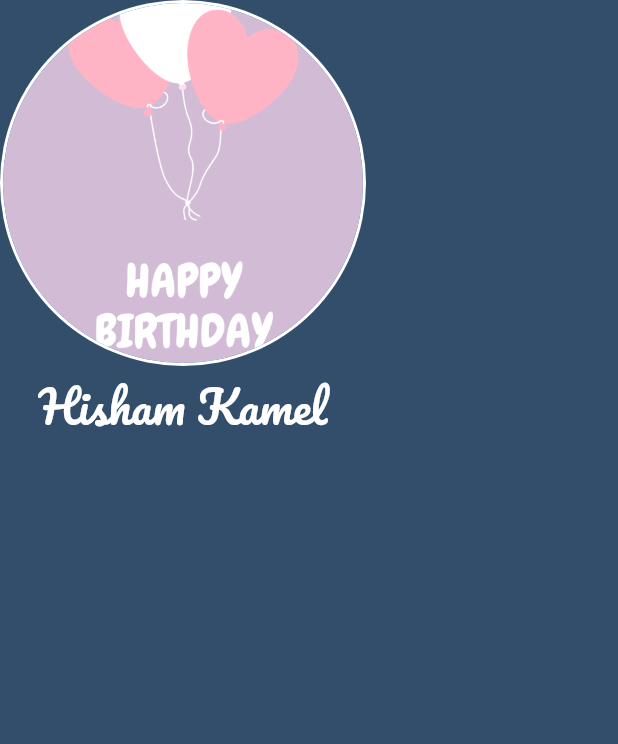
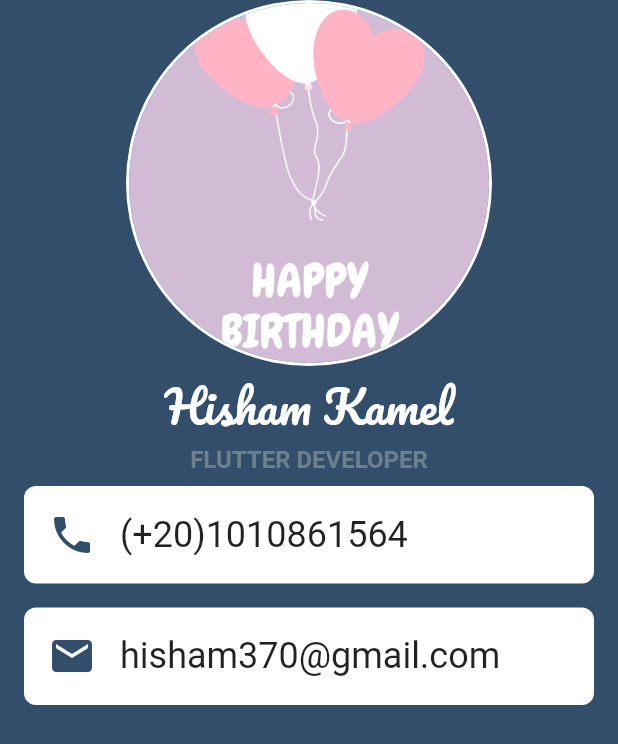
Before and after one commit to Hishamk99/BusinessCardApp, a Flutter app: the screen it shows after launch, on a phone screen of 412 x 824 dp. Shown: the top 744 px of the screen. Run offline on Flutter 3.47's test engine with Material 2 defaults, Android fonts, the phone set to English and light mode, and no system bars.

Commit message:
adding phone and email

```diff
--- a/lib/main.dart
+++ b/lib/main.dart
@@ -9,12 +9,12 @@ class BusinessCardApp extends StatelessWidget {
 
   @override
   Widget build(BuildContext context) {
-    return const MaterialApp(
+    return MaterialApp(
       home: Scaffold(
-        backgroundColor: Color(0xff324E6B),
+        backgroundColor: const Color(0xff324E6B),
         body: Column(
           children: [
-            CircleAvatar(
+            const CircleAvatar(
               backgroundColor: Colors.white,
               radius: 122,
               child: CircleAvatar(
@@ -22,12 +22,69 @@ class BusinessCardApp extends StatelessWidget {
                 backgroundImage: AssetImage('assets/images/birth.png'),
               ),
             ),
-            Text(
+            const Text(
               'Hisham Kamel',
               style: TextStyle(
                 fontFamily: 'Pacifico',
                 fontSize: 30,
                 color: Colors.white,
+              ),
+            ),
+            const Text(
+              'FLUTTER DEVELOPER',
+              style: TextStyle(
+                  fontSize: 16,
+                  color: Color(0xff6c8090),
+                  fontWeight: FontWeight.bold),
+            ),
+            Padding(
+              padding: const EdgeInsets.symmetric(horizontal: 16 ,vertical: 8),
+              child: Container(
+                height: 65,
+                decoration: BoxDecoration(
+                    color: Colors.white,
+                    borderRadius: BorderRadius.circular(8)),
+                child: const Row(
+                  children: [
+                    Padding(
+                      padding: EdgeInsets.symmetric(horizontal: 16),
+                      child: Icon(
+                        Icons.phone,
+                        size: 32,
+                        color: Color(0xff324E6B),
+                      ),
+                    ),
+                    Text(
+                      '(+20)1010861564',
+                      style: TextStyle(fontSize: 24),
+                    ),
+                  ],
+                ),
+              ),
+            ),
+            Padding(
+              padding: const EdgeInsets.symmetric(horizontal: 16 ,vertical: 8),
+              child: Container(
+                height: 65,
+                decoration: BoxDecoration(
+                    color: Colors.white,
+                    borderRadius: BorderRadius.circular(8)),
+                child: const Row(
+                  children: [
+                    Padding(
+                      padding: EdgeInsets.symmetric(horizontal: 16),
+                      child: Icon(
+                        Icons.mail,
+                        size: 32,
+                        color: Color(0xff324E6B),
+                      ),
+                    ),
+                    Text(
+                      'hisham370@gmail.com',
+                      style: TextStyle(fontSize: 24),
+                    )
+                  ],
+                ),
               ),
             )
           ],
```
